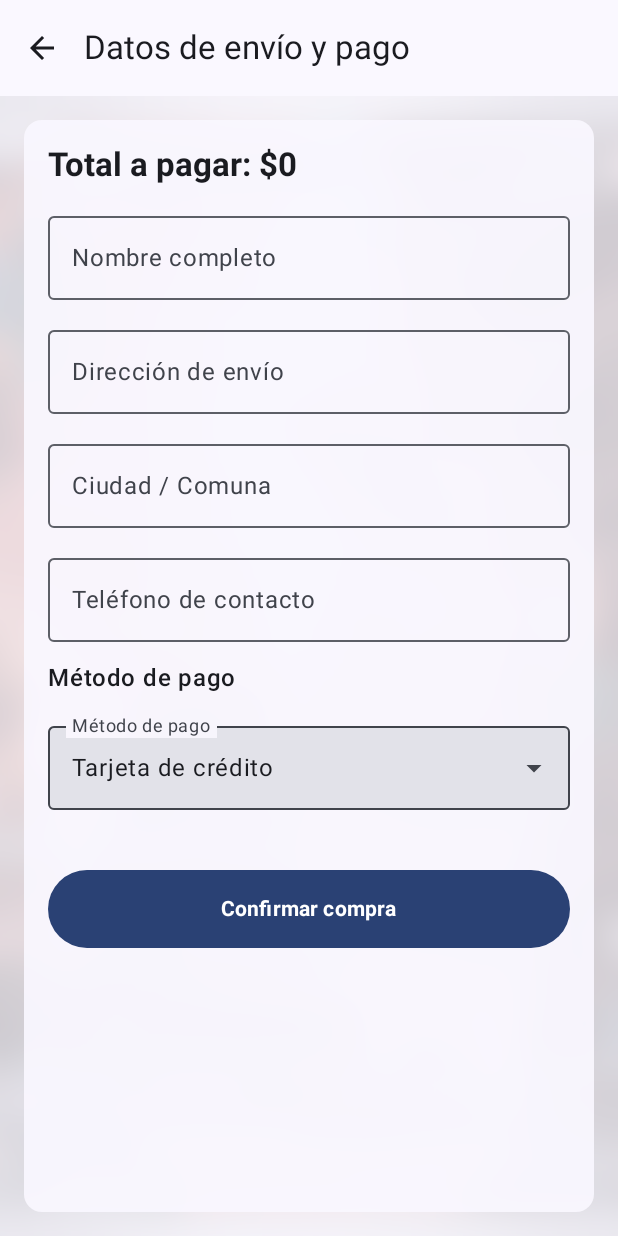
After one commit to Vesanmartin/TodoKartasAppprimeraEntrega, an Android app built with Jetpack Compose: the composable CheckoutScreen called with empty values, on a phone screen of 412 x 824 dp. The commit adds this screen. Run offline under Robolectric (Android 15) with nearby library versions, the phone set to English and light mode, and no system bars.

Commit message:
Mejoras: carrito funcional + pantalla datos envioo

```diff
--- /dev/null
+++ b/app/src/main/java/com/example/login001v/view/CheckoutScreen.kt
@@ -0,0 +1,192 @@
+package com.example.login001v.view
+
+import androidx.compose.foundation.Image
+import androidx.compose.foundation.layout.*
+import androidx.compose.material.icons.Icons
+import androidx.compose.material.icons.filled.ArrowBack
+import androidx.compose.material3.*
+import androidx.compose.runtime.*
+import androidx.compose.ui.Alignment
+import androidx.compose.ui.Modifier
+import androidx.compose.ui.draw.blur
+import androidx.compose.ui.layout.ContentScale
+import androidx.compose.ui.res.painterResource
+import androidx.compose.ui.text.font.FontWeight
+import androidx.compose.ui.unit.dp
+import androidx.navigation.NavController
+import com.example.login001v.R
+
+@OptIn(ExperimentalMaterial3Api::class)
+@Composable
+fun CheckoutScreen(
+    navController: NavController,
+    total: Int      // Total que viene desde el carrito
+) {
+    // Estados para guardar lo que escribe el usuario en los campos
+    var nombre by remember { mutableStateOf("") }
+    var direccion by remember { mutableStateOf("") }
+    var ciudad by remember { mutableStateOf("") }
+    var telefono by remember { mutableStateOf("") }
+    var metodoPago by remember { mutableStateOf("Tarjeta de crédito") }
+    var expanded by remember { mutableStateOf(false) }   // Controla si se abre o cierra el menú de pago
+
+    Scaffold(
+        // Barra superior con título y botón de volver
+        topBar = {
+            TopAppBar(
+                title = { Text("Datos de envío y pago") },
+                navigationIcon = {
+                    IconButton(onClick = { navController.popBackStack() }) {
+                        Icon(
+                            imageVector = Icons.Default.ArrowBack,
+                            contentDescription = "Volver"
+                        )
+                    }
+                }
+            )
+        }
+    ) { innerPadding ->
+
+        // Box para dejar fondo bonito
+        Box(
+            modifier = Modifier
+                .fillMaxSize()
+                .padding(innerPadding)
+        ) {
+            // Imagen de carta difuminada como fondo
+            Image(
+                painter = painterResource(id = R.drawable.charmanderdestruccionabrazadora),
+                contentDescription = null, // Es decorativa
+                contentScale = ContentScale.Crop,
+                modifier = Modifier
+                    .matchParentSize()
+                    .blur(20.dp),            // imange difuminada
+                alpha = 0.18f               // Transferencia
+            )
+
+            // Surface semitransparente para que el formulario se lea bien
+            Surface(
+                modifier = Modifier
+                    .fillMaxSize()
+                    .padding(16.dp),
+                color = MaterialTheme.colorScheme.surface.copy(alpha = 0.92f),
+                shape = MaterialTheme.shapes.medium
+            ) {
+                // Columna principal con los campos del formulario
+                Column(
+                    modifier = Modifier
+                        .fillMaxSize()
+                        .padding(16.dp),
+                    verticalArrangement = Arrangement.spacedBy(12.dp)
+                ) {
+
+                    // Muestra el total que viene desde el carrito
+                    Text(
+                        text = "Total a pagar: $$total",
+                        style = MaterialTheme.typography.titleLarge,
+                        fontWeight = FontWeight.Bold
+                    )
+
+                    // Campo nombre completo
+                    OutlinedTextField(
+                        value = nombre,
+                        onValueChange = { nombre = it },
+                        label = { Text("Nombre completo") },
+                        modifier = Modifier.fillMaxWidth()
+                    )
+
+                    // Campo dirección de envío
+                    OutlinedTextField(
+                        value = direccion,
+                        onValueChange = { direccion = it },
+                        label = { Text("Dirección de envío") },
+                        modifier = Modifier.fillMaxWidth()
+                    )
+
+                    // Campo ciudad / comuna
+                    OutlinedTextField(
+                        value = ciudad,
+                        onValueChange = { ciudad = it },
+                        label = { Text("Ciudad / Comuna") },
+                        modifier = Modifier.fillMaxWidth()
+                    )
+
+                    // Campo teléfono de contacto
+                    OutlinedTextField(
+                        value = telefono,
+                        onValueChange = { telefono = it },
+                        label = { Text("Teléfono de contacto") },
+                        modifier = Modifier.fillMaxWidth()
+                    )
+
+                    // Título para el bloque de método de pago
+                    Text(
+                        text = "Método de pago",
+                        fontWeight = FontWeight.SemiBold
+                    )
+
+                    // Combo simple (dropdown) para elegir método de pago
+                    ExposedDropdownMenuBox(
+                        expanded = expanded,
+                        onExpandedChange = { expanded = !expanded }
+                    ) {
+                        OutlinedTextField(
+                            value = metodoPago,
+                            onValueChange = {},           // Es solo lectura
+                            readOnly = true,
+                            label = { Text("Método de pago") },
+                            modifier = Modifier
+                                .fillMaxWidth()
+                                .menuAnchor(),
+                            trailingIcon = {
+                                ExposedDropdownMenuDefaults.TrailingIcon(expanded = expanded)
+                            },
+                            colors = ExposedDropdownMenuDefaults.textFieldColors()
+                        )
+
+                        ExposedDropdownMenu(
+                            expanded = expanded,
+                            onDismissRequest = { expanded = false }
+                        ) {
+                            listOf(
+                                "Tarjeta de crédito",
+                                "Tarjeta de débito",
+                                "Transferencia",
+                                "Efectivo"
+                            ).forEach { option ->
+                                DropdownMenuItem(
+                                    text = { Text(option) },
+                                    onClick = {
+                                        metodoPago = option
+                                        expanded = false
+                                    }
+                                )
+                            }
+                        }
+                    }
+
+                    Spacer(modifier = Modifier.height(16.dp))
+
+                    // Botón para confirmar la compra
+                    Button(
+                        onClick = {
+                            // Aquí se podrían validar datos o guardar en BD.
+                            // Por ahora solo volvemos al menú principal con el nombre ingresado.
+                            navController.navigate("DrawerMenu/$nombre") {
+                                popUpTo("login") { inclusive = false }
+                            }
+                        },
+                        modifier = Modifier
+                            .fillMaxWidth()
+                            .height(52.dp)
+                    ) {
+                        Text(
+                            text = "Confirmar compra",
+                            fontWeight = FontWeight.Bold
+                        )
+                    }
+                }
+            }
+        }
+    }
+}
```
Also changed, not shown: app/src/main/java/com/example/login001v/navigation/AppNav.kt (+15 -4 lines), app/src/main/java/com/example/login001v/view/CartScreen.kt (+11 -5 lines), app/src/main/java/com/example/login001v/view/DrawerMenu.kt (+98 -51 lines).
